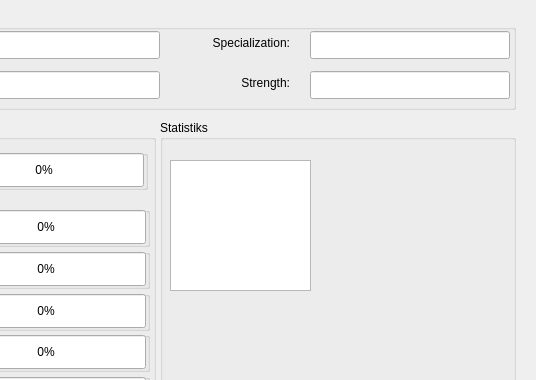
Qt form GameDemonstrator/dialogs/GameCitySettingsDialog.ui (raubwuerger/StrategicGameProject) before a commit; both pictures show x 220 to 756 and y 0 to 380 of the 756 by 742 pixel window.
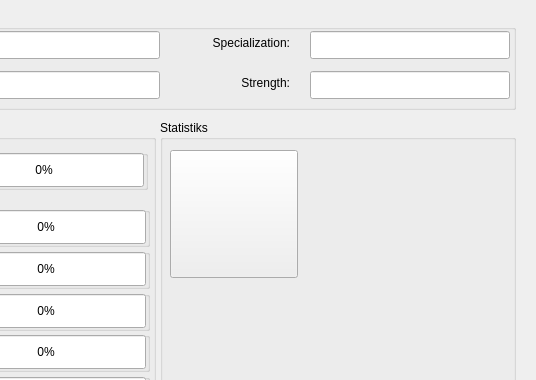
The same form after that commit.

Commit message: Now shows production item icons.

Patch:
```diff
--- a/GameDemonstrator/dialogs/GameCitySettingsDialog.ui
+++ b/GameDemonstrator/dialogs/GameCitySettingsDialog.ui
@@ -859,15 +859,24 @@
    <property name="title">
     <string>Statistiks</string>
    </property>
-   <widget class="QGraphicsView" name="graphicsViewProductionImage">
+   <widget class="QPushButton" name="pushButtonUnitImage">
     <property name="geometry">
      <rect>
       <x>10</x>
-      <y>40</y>
-      <width>141</width>
-      <height>131</height>
+      <y>30</y>
+      <width>128</width>
+      <height>128</height>
      </rect>
     </property>
+    <property name="text">
+     <string/>
+    </property>
+    <property name="iconSize">
+     <size>
+      <width>64</width>
+      <height>64</height>
+     </size>
+    </property>
    </widget>
   </widget>
  </widget>
```
The commit also changes 2 other files.
